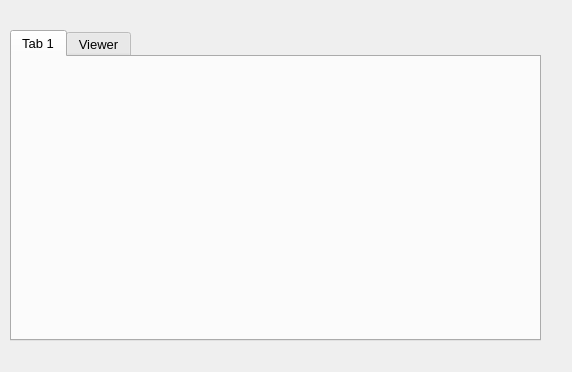
Old version of the form formsetting.ui in the repository khabibki06/GroUP.
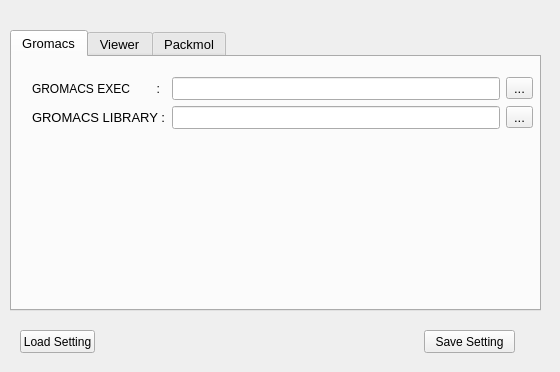
New version of the form. The open tabs and pages were chosen to show the change.

What changed in the file:
```diff
--- a/formsetting.ui
+++ b/formsetting.ui
@@ -6,7 +6,7 @@
    <rect>
     <x>0</x>
     <y>0</y>
-    <width>572</width>
+    <width>560</width>
     <height>372</height>
    </rect>
   </property>
@@ -19,7 +19,7 @@
      <x>10</x>
      <y>30</y>
      <width>531</width>
-     <height>311</height>
+     <height>281</height>
     </rect>
    </property>
    <property name="sizePolicy">
@@ -38,8 +38,63 @@
    </property>
    <widget class="QWidget" name="tab">
     <attribute name="title">
-     <string>Tab 1</string>
+     <string>Gromacs</string>
     </attribute>
+    <widget class="QWidget" name="layoutWidget_2">
+     <property name="geometry">
+      <rect>
+       <x>20</x>
+       <y>20</y>
+       <width>501</width>
+       <height>52</height>
+      </rect>
+     </property>
+     <layout class="QGridLayout" name="gridLayout_2">
+      <item row="0" column="0">
+       <widget class="QLabel" name="label_2">
+        <property name="font">
+         <font>
+          <pointsize>9</pointsize>
+         </font>
+        </property>
+        <property name="text">
+         <string>GROMACS EXEC        :</string>
+        </property>
+       </widget>
+      </item>
+      <item row="0" column="1">
+       <widget class="QLineEdit" name="GMXPath_lineEdit">
+        <property name="text">
+         <string/>
+        </property>
+       </widget>
+      </item>
+      <item row="0" column="2">
+       <widget class="QToolButton" name="GMXPath_toolButton">
+        <property name="text">
+         <string>...</string>
+        </property>
+       </widget>
+      </item>
+      <item row="1" column="0">
+       <widget class="QLabel" name="label_3">
+        <property name="text">
+         <string>GROMACS LIBRARY :</string>
+        </property>
+       </widget>
+      </item>
+      <item row="1" column="1">
+       <widget class="QLineEdit" name="GMXLIB_lineEdit"/>
+      </item>
+      <item row="1" column="2">
+       <widget class="QToolButton" name="GMXLIB_toolButton">
+        <property name="text">
+         <string>...</string>
+        </property>
+       </widget>
+      </item>
+     </layout>
+    </widget>
    </widget>
    <widget class="QWidget" name="tab_viewer">
     <attribute name="title">
@@ -84,6 +139,80 @@
      </layout>
     </widget>
    </widget>
+   <widget class="QWidget" name="packmol_tab">
+    <attribute name="title">
+     <string>Packmol</string>
+    </attribute>
+    <widget class="QWidget" name="layoutWidget_3">
+     <property name="geometry">
+      <rect>
+       <x>10</x>
+       <y>20</y>
+       <width>501</width>
+       <height>24</height>
+      </rect>
+     </property>
+     <layout class="QGridLayout" name="gridLayout_3">
+      <item row="0" column="0">
+       <widget class="QLabel" name="label_4">
+        <property name="font">
+         <font>
+          <pointsize>9</pointsize>
+         </font>
+        </property>
+        <property name="text">
+         <string>PACKMOL EXEC     :</string>
+        </property>
+       </widget>
+      </item>
+      <item row="0" column="1">
+       <widget class="QLineEdit" name="packmolPath_lineEdit">
+        <property name="text">
+         <string/>
+        </property>
+       </widget>
+      </item>
+      <item row="0" column="2">
+       <widget class="QToolButton" name="packmolPath_toolButton">
+        <property name="text">
+         <string>...</string>
+        </property>
+       </widget>
+      </item>
+     </layout>
+    </widget>
+   </widget>
+  </widget>
+  <widget class="QPushButton" name="saveSetting_pushButton">
+   <property name="geometry">
+    <rect>
+     <x>424</x>
+     <y>330</y>
+     <width>91</width>
+     <height>23</height>
+    </rect>
+   </property>
+   <property name="font">
+    <font>
+     <pointsize>9</pointsize>
+    </font>
+   </property>
+   <property name="text">
+    <string>Save Setting</string>
+   </property>
+  </widget>
+  <widget class="QPushButton" name="Load_pushButton">
+   <property name="geometry">
+    <rect>
+     <x>20</x>
+     <y>330</y>
+     <width>75</width>
+     <height>23</height>
+    </rect>
+   </property>
+   <property name="text">
+    <string>Load Setting</string>
+   </property>
   </widget>
  </widget>
  <resources/>
```
Left out of the diff: 8 changed lines with no effect on the pictures.
